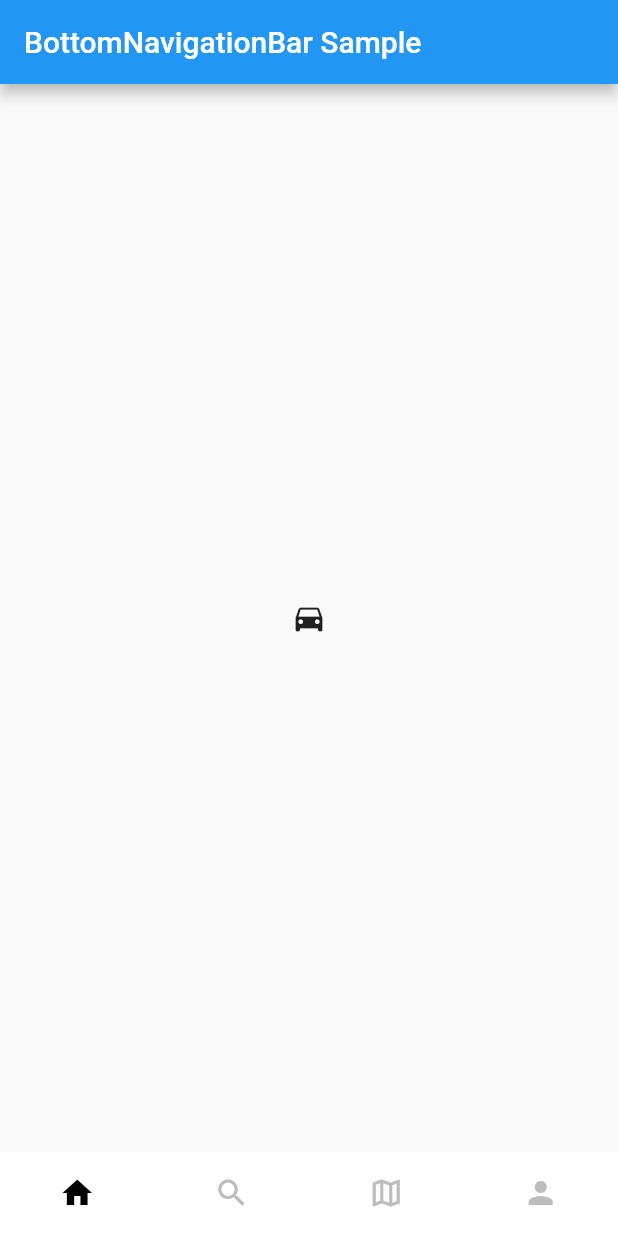
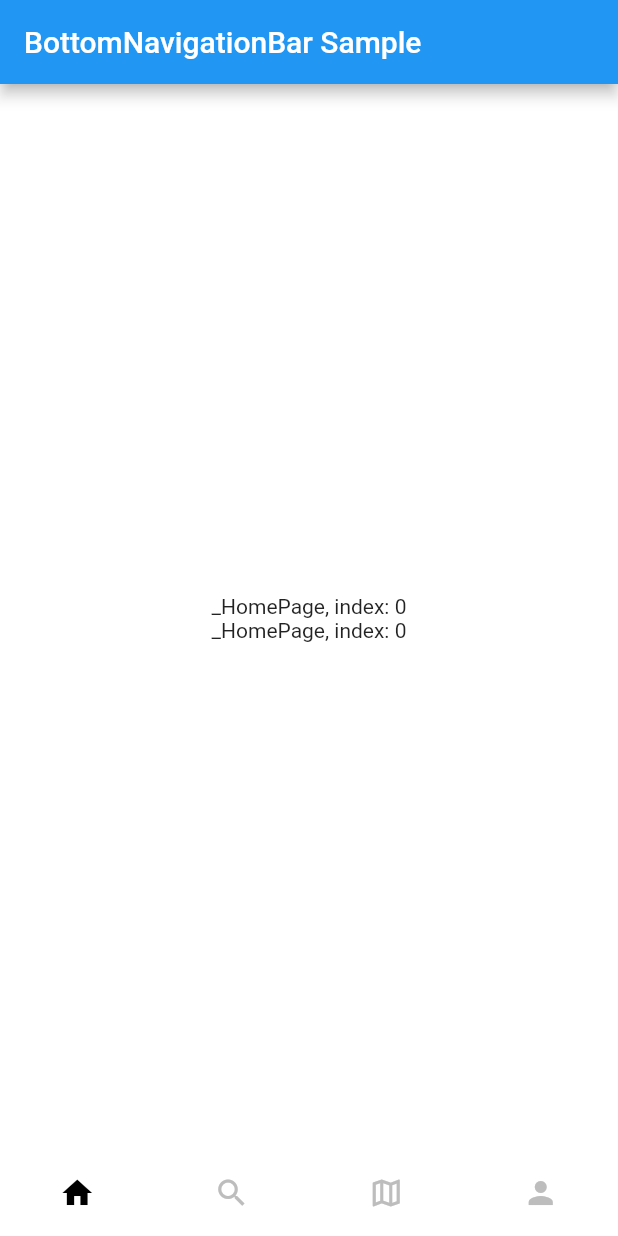
Before and after one commit to faizinkholiq/nyus_app, a Flutter app: the screen it shows after launch, on a phone screen of 412 x 824 dp. Run offline on Flutter 3.47's test engine with Material 2 defaults, Android fonts, the phone set to English and light mode, and no system bars; our stand-ins replace flutter_platform_widgets, flutter_zoom_drawer.

Commit message:
update page

```diff
--- a/lib/main.dart
+++ b/lib/main.dart
@@ -30,25 +30,10 @@ class _MyStatefulWidgetState extends State<MyStatefulWidget> {
     MenuItem("Headline", Icons.map_outlined, 2),
     MenuItem("Profile", Icons.person, 3),
   ];
-  int _selectedIndex = 0;
-  static const TextStyle optionStyle = TextStyle(fontSize: 30, fontWeight: FontWeight.bold);
-  static const List<Widget> _widgetOptions = <Widget>[
-    DefaultTabController(
-      length: 3,
-      child: Scaffold(
-        // appBar: const AppBar(
-        //   bottom: ,
-        //   title: Text('Tabs Demo'),
-        // ),
-        body: TabBarView(
-          children: [
-            Icon(Icons.directions_car),
-            Icon(Icons.directions_transit),
-            Icon(Icons.directions_bike),
-          ],
-        ),
-      ),
-    ),
+  static int _selectedIndex = 0;
+  static TextStyle optionStyle = TextStyle(fontSize: 30, fontWeight: FontWeight.bold);
+  static List<Widget> _widgetOptions = <Widget>[
+    _HomePage(_selectedIndex),
     Text(
       'Index 1: Business',
       style: optionStyle,
@@ -72,6 +57,7 @@ class _MyStatefulWidgetState extends State<MyStatefulWidget> {
   @override
   Widget build(BuildContext context) {
     return Scaffold(
+      backgroundColor: Colors.white,
       appBar: AppBar(
         title: const Text('BottomNavigationBar Sample'),
       ),
@@ -109,3 +95,26 @@ class MenuItem {
 
   const MenuItem(this.title, this.icon, this.index);
 }
+
+class _HomePage extends StatelessWidget {
+  final int index;
+
+  _HomePage(this.index);
+
+  @override
+  Widget build(BuildContext context) {
+    return SingleChildScrollView(
+      scrollDirection: Axis.vertical,
+      child: Column(
+        children: [
+          Center(
+            child: new Text('_HomePage, index: $index'),
+          ),
+          Center(
+            child: new Text('_HomePage, index: $index'),
+          ),
+        ],
+      ),
+    );
+  }
+}
```
